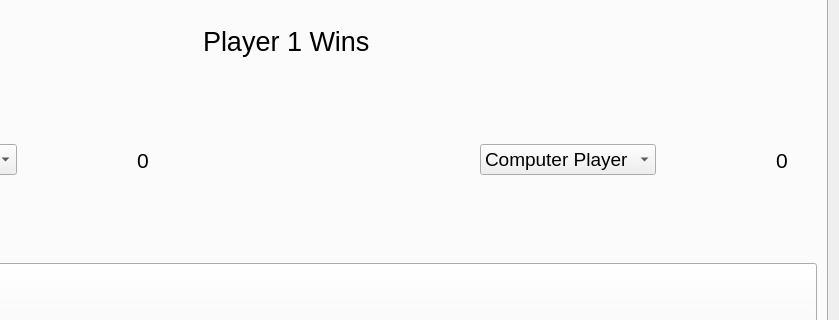
Qt form ui/Widget.ui (oviv-git/TicTacToe-PySide6) before a commit; both pictures show x 266 to 1105 and y 415 to 735 of the 1105 by 894 pixel window.
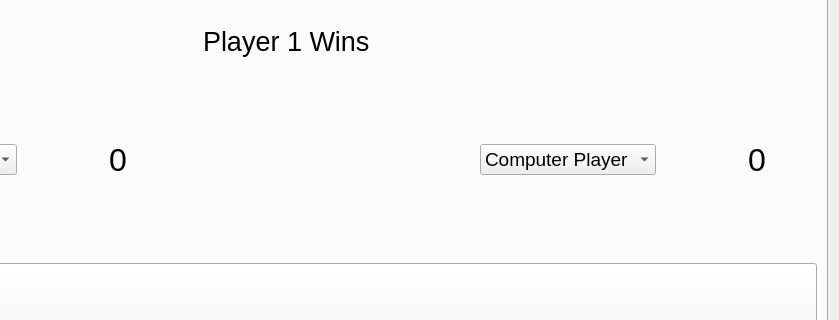
The same form after that commit.

The edit to the form file:
```diff
--- a/ui/Widget.ui
+++ b/ui/Widget.ui
@@ -118,11 +118,11 @@
                  </item>
                 </widget>
                </item>
-               <item alignment="Qt::AlignHCenter">
+               <item alignment="Qt::AlignLeft">
                 <widget class="QLabel" name="player_1Score">
                  <property name="font">
                   <font>
-                   <pointsize>16</pointsize>
+                   <pointsize>24</pointsize>
                   </font>
                  </property>
                  <property name="text">
@@ -182,11 +182,11 @@
                  </item>
                 </widget>
                </item>
-               <item alignment="Qt::AlignHCenter">
+               <item alignment="Qt::AlignLeft">
                 <widget class="QLabel" name="player_2Score">
                  <property name="font">
                   <font>
-                   <pointsize>16</pointsize>
+                   <pointsize>24</pointsize>
                   </font>
                  </property>
                  <property name="text">
```
